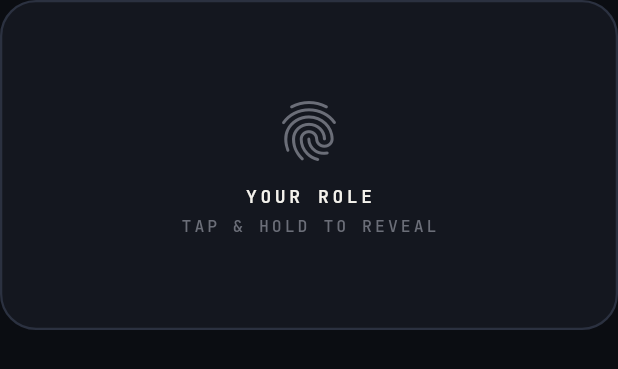
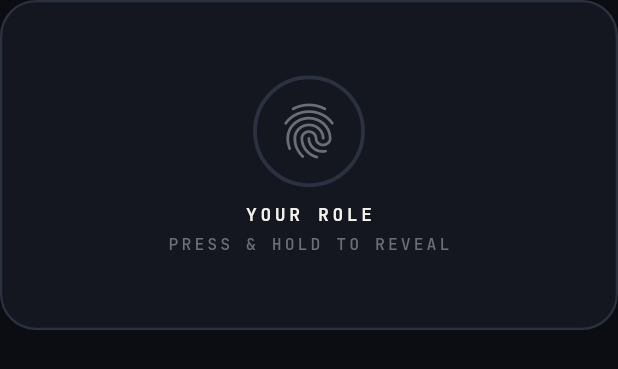
Before and after one commit to orion-supernova/spygame, a Flutter app: the RoleCard widget shown alone on an empty page, opened directly, on a phone screen of 412 x 824 dp. Shown: the top 369 px of the screen. Run offline on Flutter 3.47's test engine with Material 3 defaults, Android fonts, the phone set to English and light mode, and no system bars; our stand-ins replace flutter_local_notifications, flutter_riverpod, go_router, google_fonts, share_plus, shared_preferences and 2 more; missing offline and left inert: convex_flutter; accounts and stored records are empty.

Commit message:
cron fixes

```diff
--- a/lib/core/theme/app_theme.dart
+++ b/lib/core/theme/app_theme.dart
@@ -35,11 +35,13 @@ class AppTheme {
         elevation: 0,
         scrolledUnderElevation: 0,
         systemOverlayStyle: SystemUiOverlayStyle(
-          statusBarColor: AppColors.ink,
+          statusBarColor: Colors.transparent,
           statusBarIconBrightness: Brightness.light,
           statusBarBrightness: Brightness.dark,
-          systemNavigationBarColor: AppColors.ink,
+          systemNavigationBarColor: Colors.transparent,
+          systemNavigationBarDividerColor: Colors.transparent,
           systemNavigationBarIconBrightness: Brightness.light,
+          systemNavigationBarContrastEnforced: false,
         ),
       ),
       inputDecorationTheme: InputDecorationTheme(
--- a/lib/features/game/presentation/role_card.dart
+++ b/lib/features/game/presentation/role_card.dart
@@ -5,8 +5,9 @@ import '../../../core/theme/app_typography.dart';
 import '../../../core/utils/haptics.dart';
 import '../domain/role.dart';
 
-/// Long-press to reveal so a glance at someone else's screen doesn't leak
-/// the role. Releasing flips the card back face-down.
+/// Press-and-hold to reveal so a glance at someone else's screen doesn't leak
+/// the role. A ring around the fingerprint fills as the press registers;
+/// releasing flips the card back face-down.
 class RoleCard extends StatefulWidget {
   const RoleCard({super.key, required this.role});
   final Role? role;
@@ -15,30 +16,39 @@ class RoleCard extends StatefulWidget {
   State<RoleCard> createState() => _RoleCardState();
 }
 
-class _RoleCardState extends State<RoleCard>
-    with SingleTickerProviderStateMixin {
+class _RoleCardState extends State<RoleCard> with TickerProviderStateMixin {
   late final AnimationController _flip = AnimationController(
     vsync: this,
     duration: const Duration(milliseconds: 360),
   );
+
+  late final AnimationController _press = AnimationController(
+    vsync: this,
+    duration: const Duration(milliseconds: 350),
+  )..addStatusListener((s) {
+      if (s == AnimationStatus.completed && !_revealed) {
+        _revealed = true;
+        Haptics.medium();
+        _flip.forward();
+        setState(() {});
+      }
+    });
 
   bool _revealed = false;
 
   @override
   void dispose() {
     _flip.dispose();
+    _press.dispose();
     super.dispose();
   }
 
-  void _set(bool reveal) {
-    if (_revealed == reveal) return;
-    _revealed = reveal;
-    if (reveal) {
-      Haptics.medium();
-      _flip.forward();
-    } else {
+  void _release() {
+    if (_revealed) {
+      _revealed = false;
       _flip.reverse();
     }
+    _press.reverse();
     setState(() {});
   }
 
@@ -46,16 +56,9 @@ class _RoleCardState extends State<RoleCard>
   Widget build(BuildContext context) {
     final role = widget.role;
     return GestureDetector(
-      onLongPressStart: (_) => _set(true),
-      onLongPressEnd: (_) => _set(false),
-      onLongPressCancel: () => _set(false),
-      onTap: () {
-        // Quick tap also briefly reveals.
-        _set(true);
-        Future<void>.delayed(const Duration(milliseconds: 700), () {
-          if (mounted) _set(false);
-        });
-      },
+      onTapDown: (_) => _press.forward(),
+      onTapUp: (_) => _release(),
+      onTapCancel: _release,
       child: AnimatedBuilder(
         animation: _flip,
         builder: (_, __) {
@@ -73,7 +76,7 @@ class _RoleCardState extends State<RoleCard>
                     transform: Matrix4.identity()..rotateY(3.14159),
                     child: _Front(role: role),
                   )
-                : const _Back(),
+                : _Back(progress: _press),
           );
         },
       ),
@@ -82,7 +85,8 @@ class _RoleCardState extends State<RoleCard>
 }
 
 class _Back extends StatelessWidget {
-  const _Back();
+  const _Back({required this.progress});
+  final Animation<double> progress;
 
   @override
   Widget build(BuildContext context) {
@@ -97,8 +101,45 @@ class _Back extends StatelessWidget {
       child: Column(
         mainAxisSize: MainAxisSize.min,
         children: [
-          const Icon(Icons.fingerprint_rounded,
-              size: 48, color: AppColors.paperFaint),
+          SizedBox(
+            width: 72,
+            height: 72,
+            child: AnimatedBuilder(
+              animation: progress,
+              builder: (_, __) {
+                final t = progress.value;
+                final iconColor = Color.lerp(
+                  AppColors.paperFaint,
+                  AppColors.lime,
+                  t,
+                )!;
+                final scale = 1.0 + 0.12 * t;
+                return Stack(
+                  alignment: Alignment.center,
+                  children: [
+                    SizedBox(
+                      width: 72,
+                      height: 72,
+                      child: CircularProgressIndicator(
+                        value: t,
+                        strokeWidth: 2.5,
+                        color: AppColors.lime,
+                        backgroundColor: AppColors.inkOutline,
+                      ),
+                    ),
+                    Transform.scale(
+                      scale: scale,
+                      child: Icon(
+                        Icons.fingerprint_rounded,
+                        size: 44,
+                        color: iconColor,
+                      ),
+                    ),
+                  ],
+                );
+              },
+            ),
+          ),
           const SizedBox(height: 14),
           Text(
             'YOUR ROLE',
@@ -111,7 +152,7 @@ class _Back extends StatelessWidget {
           ),
           const SizedBox(height: 8),
           Text(
-            'TAP & HOLD TO REVEAL',
+            'PRESS & HOLD TO REVEAL',
             style: AppTypography.mono(
               size: 11,
               weight: FontWeight.w500,
```
Also changed, not shown: lib/features/game/presentation/game_screen.dart (+47 -10 lines), lib/main.dart (+15 -0 lines), 3 other files.
